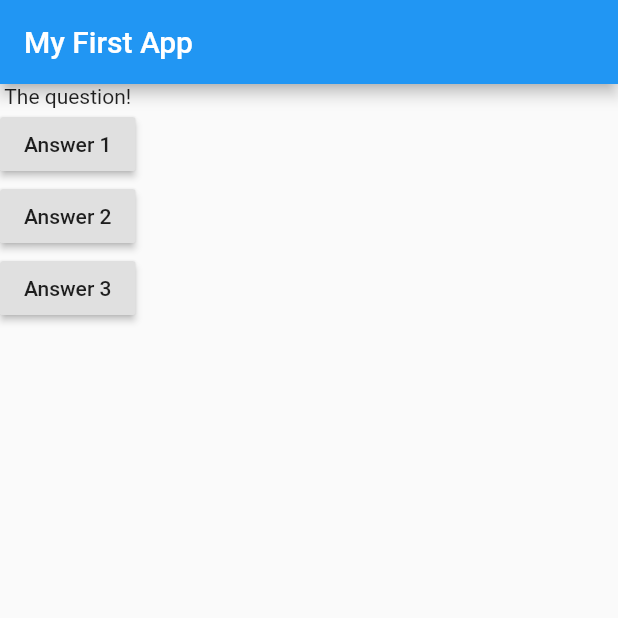
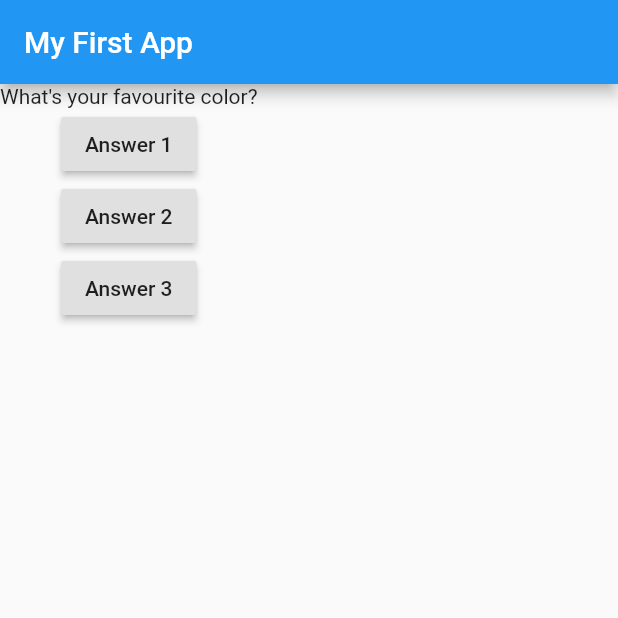
Before and after one commit to sliemansalah/flutter_quiz_app, a Flutter app: the screen it shows after launch, on a phone screen of 412 x 824 dp, the top half of it. Run offline on Flutter 3.47's test engine with Material 2 defaults, Android fonts, the phone set to English and light mode, and no system bars.

Commit message:
array.elementAt(index)

```diff
--- a/lib/main.dart
+++ b/lib/main.dart
@@ -21,7 +21,7 @@ class MyApp extends StatelessWidget {
               'My First App',
             )),
             body: Column(children: [
-              Text('The question!'),
+              Text(questions.elementAt(0)),
               RaisedButton(
                 child: Text('Answer 1'),
                 onPressed: answerQustions,
```
